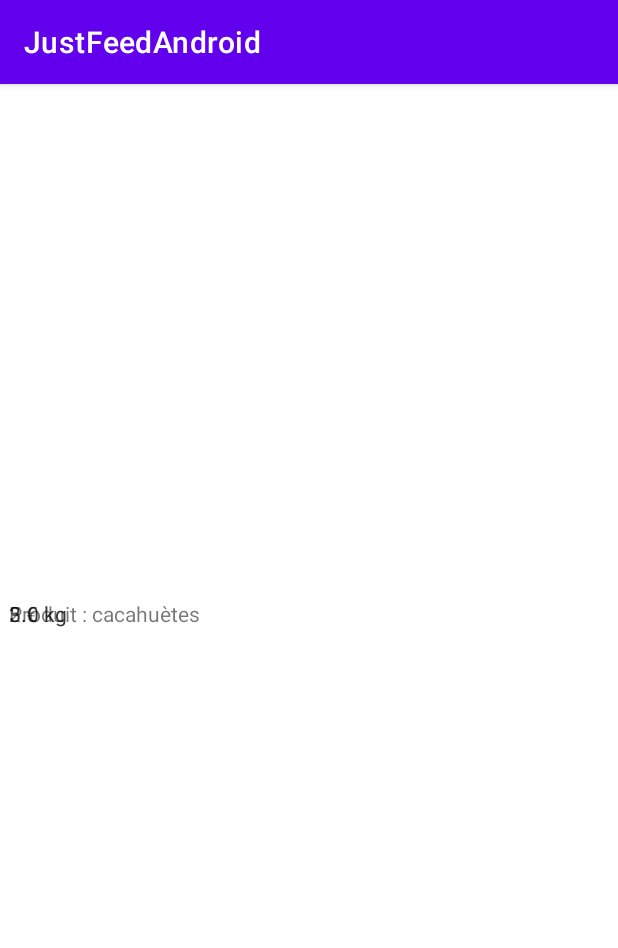
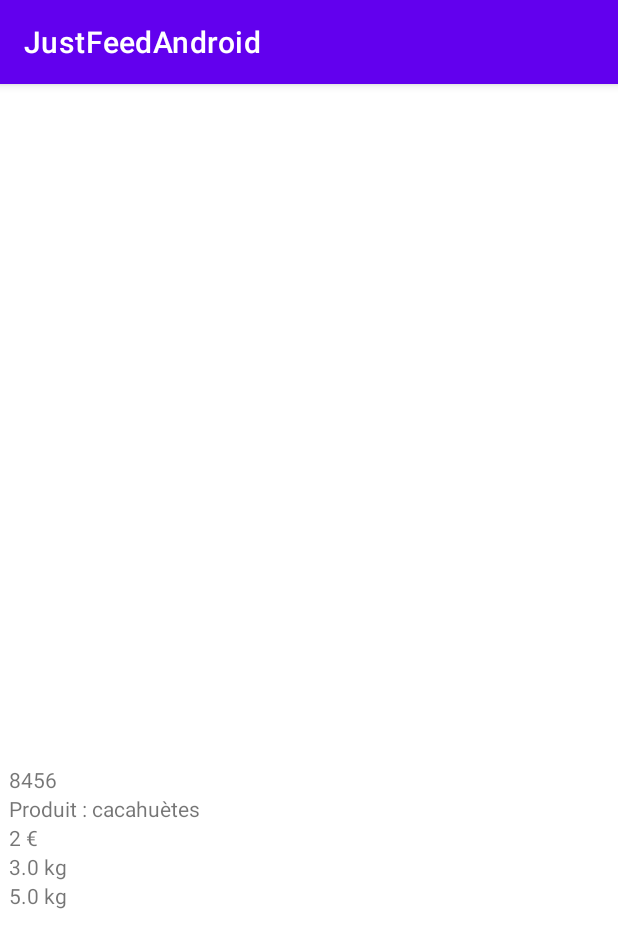
Before and after one commit to btssn-lasalle-84/just-feed-2023, an Android app: the screen it shows after launch (JustFeed), on a phone screen of 412 x 824 dp. Shown: the top 948 px of the screen. Run offline under Robolectric (Android 15) with nearby library versions, the phone set to English and light mode, and no system bars.

Commit message:
Met les contraintes sur les layouts

```diff
--- a/JustFeedAndroid/app/src/main/java/com/justfeed/justfeedandroid/DistributeurViewHolder.java
+++ b/JustFeedAndroid/app/src/main/java/com/justfeed/justfeedandroid/DistributeurViewHolder.java
@@ -1,5 +1,6 @@
 package com.justfeed.justfeedandroid;
 
+import android.util.Log;
 import android.view.View;
 import android.widget.TextView;
 
@@ -7,19 +8,30 @@ import androidx.recyclerview.widget.RecyclerView;
 
 public class DistributeurViewHolder extends RecyclerView.ViewHolder
 {
-    private final TextView identifiant;
-    private final TextView typeProduit;
+    /**
+     * Constantes
+     */
+    private static final String TAG = "_DistributeurViewHolder"; //!< TAG pour les logs
 
-    private final TextView prixProduit;
-    private final TextView poidsTotal;
-    private final TextView poidsActuel;
-    private final TextView hydrometrie;
+    /**
+     * Attributs
+     */
+    private Distributeur distributeur;
 
-    private Distributeur distributeur;
+    /**
+     * Ressources GUI
+     */
+    private TextView identifiant;
+    private TextView typeProduit;
+    private TextView prixProduit;
+    private TextView poidsTotal;
+    private TextView poidsActuel;
+    private TextView hydrometrie;
 
     public DistributeurViewHolder(final View itemView)
     {
         super(itemView);
+        Log.d(TAG, "DistributeurViewHolder()");
 
         identifiant = ((TextView)itemView.findViewById(R.id.identifiant));
         typeProduit = ((TextView)itemView.findViewById(R.id.typeProduit));
@@ -32,11 +44,12 @@ public class DistributeurViewHolder extends RecyclerView.ViewHolder
     public void afficherDistributeur(Distributeur distributeur)
     {
         this.distributeur = distributeur;
+        Log.d(TAG, "afficherDistributeur() : " + distributeur.getIdentifiant() + " - " + distributeur.getProduit().getNom());
 
-        identifiant.setText(distributeur.getIdentifiant());
+        identifiant.setText(String.valueOf(distributeur.getIdentifiant()));
         typeProduit.setText("Produit : " + distributeur.getProduit().getNom());
-        prixProduit.setText(distributeur.getProduit().getPrix() + " €");
-        poidsTotal.setText(distributeur.getPoidsTotal() + " kg");
-        poidsActuel.setText(distributeur.getPoidsActuel() + " kg");
+        prixProduit.setText(Integer.toString(distributeur.getProduit().getPrix()) + " €");
+        poidsTotal.setText(Double.toString(distributeur.getPoidsTotal()) + " kg");
+        poidsActuel.setText(Double.toString(distributeur.getPoidsActuel()) + " kg");
     }
 }
--- a/JustFeedAndroid/app/src/main/java/com/justfeed/justfeedandroid/JustFeed.java
+++ b/JustFeedAndroid/app/src/main/java/com/justfeed/justfeedandroid/JustFeed.java
@@ -30,7 +30,7 @@ public class JustFeed extends AppCompatActivity
     /**
      * Constantes
      */
-    private static final String TAG = "_JustFeed_"; //!< TAG pour les logs (cf. Logcat)
+    private static final String TAG = "_JustFeed"; //!< TAG pour les logs (cf. Logcat)
 
     /**
      * Attributs
--- a/JustFeedAndroid/app/src/main/res/layout/activity_main.xml
+++ b/JustFeedAndroid/app/src/main/res/layout/activity_main.xml
@@ -13,6 +13,6 @@
         app:layout_constraintBottom_toBottomOf="parent"
         app:layout_constraintLeft_toLeftOf="parent"
         app:layout_constraintRight_toRightOf="parent"
-        app:layout_constraintTop_toTopOf="parent"
-        tools:ignore="MissingConstraints" />
+        app:layout_constraintTop_toTopOf="parent" />
+
 </androidx.constraintlayout.widget.ConstraintLayout>
--- a/JustFeedAndroid/app/src/main/res/layout/distributeur.xml
+++ b/JustFeedAndroid/app/src/main/res/layout/distributeur.xml
@@ -1,5 +1,6 @@
 <?xml version="1.0" encoding="utf-8"?>
 <androidx.constraintlayout.widget.ConstraintLayout xmlns:android="http://schemas.android.com/apk/res/android"
+    xmlns:app="http://schemas.android.com/apk/res-auto"
     xmlns:tools="http://schemas.android.com/tools"
     android:orientation="vertical"
     android:layout_margin="6dp"
@@ -10,42 +11,42 @@
         android:id="@+id/identifiant"
         android:layout_width="wrap_content"
         android:layout_height="wrap_content"
-        tools:layout_editor_absoluteX="48dp"
-        tools:layout_editor_absoluteY="91dp" />
+        app:layout_constraintLeft_toLeftOf="parent"
+        app:layout_constraintBottom_toTopOf="@+id/typeProduit" />
 
     <TextView
         android:id="@+id/typeProduit"
         android:layout_width="wrap_content"
         android:layout_height="wrap_content"
-        tools:layout_editor_absoluteX="48dp"
-        tools:layout_editor_absoluteY="180dp" />
+        app:layout_constraintLeft_toLeftOf="parent"
+        app:layout_constraintBottom_toTopOf="@+id/prixProduit" />
 
     <TextView
         android:id="@+id/prixProduit"
         android:layout_width="wrap_content"
         android:layout_height="wrap_content"
-        tools:layout_editor_absoluteX="48dp"
-        tools:layout_editor_absoluteY="180dp" />
+        app:layout_constraintLeft_toLeftOf="parent"
+        app:layout_constraintBottom_toTopOf="@+id/poidsActuel" />
+
+    <TextView
+        android:id="@+id/poidsActuel"
+        android:layout_width="wrap_content"
+        android:layout_height="wrap_content"
+        app:layout_constraintLeft_toLeftOf="parent"
+        app:layout_constraintBottom_toTopOf="@+id/poidsTotal" />
 
     <TextView
         android:id="@+id/poidsTotal"
         android:layout_width="wrap_content"
         android:layout_height="wrap_content"
-        tools:layout_editor_absoluteX="48dp"
-        tools:layout_editor_absoluteY="141dp" />
-
-    <TextView
-        android:id="@+id/poidsActuel"
-        android:layout_width="wrap_content"
-        android:layout_height="wrap_content"
-        tools:layout_editor_absoluteX="48dp"
-        tools:layout_editor_absoluteY="219dp" />
+        app:layout_constraintLeft_toLeftOf="parent"
+        app:layout_constraintBottom_toTopOf="@+id/hydrometrie" />
 
     <TextView
         android:id="@+id/hydrometrie"
         android:layout_width="wrap_content"
         android:layout_height="wrap_content"
-        tools:layout_editor_absoluteX="48dp"
-        tools:layout_editor_absoluteY="255dp" />
+        app:layout_constraintLeft_toLeftOf="parent"
+        app:layout_constraintBottom_toBottomOf="parent" />
 
 </androidx.constraintlayout.widget.ConstraintLayout>
```
